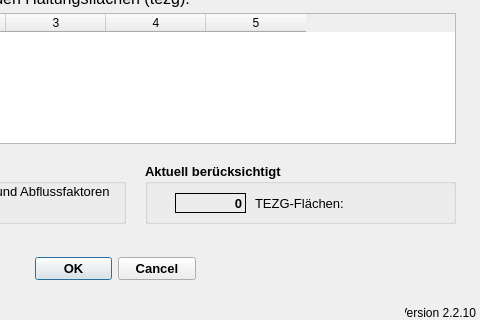
Old version of the form qkan/createunbeffl/application_dialog_base.ui in the repository hoettges/QKan; both pictures show x 215 to 695 and y 127 to 447 of the 695 by 447 pixel window.
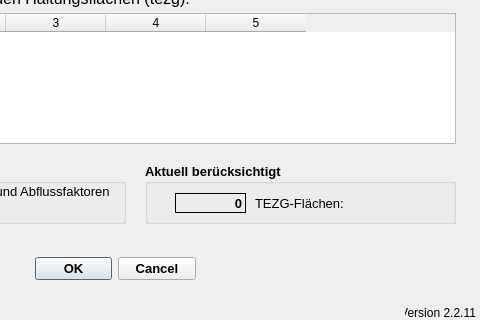
New version of the form.

```diff
--- a/qkan/createunbeffl/application_dialog_base.ui
+++ b/qkan/createunbeffl/application_dialog_base.ui
@@ -139,7 +139,7 @@
     <string>Version QKan Import</string>
    </property>
    <property name="text">
-    <string>Version 2.2.10</string>
+    <string>Version 2.2.11</string>
    </property>
    <property name="alignment">
     <set>Qt::AlignRight|Qt::AlignTrailing|Qt::AlignVCenter</set>
```
